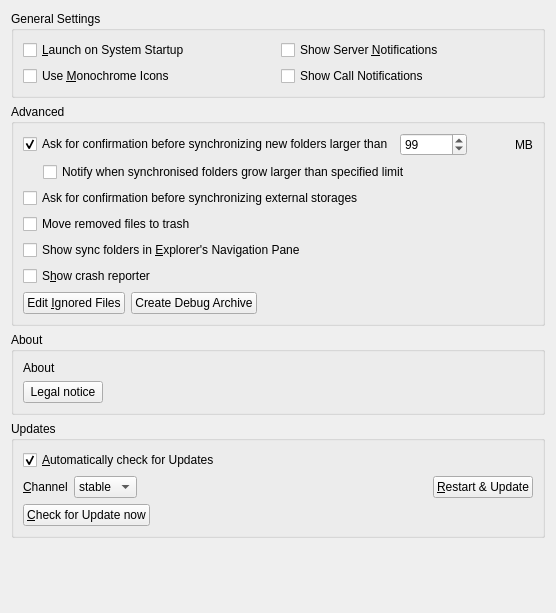
Before: the Qt Designer form src/gui/generalsettings.ui in nextcloud/desktop, drawn with Qt 5.
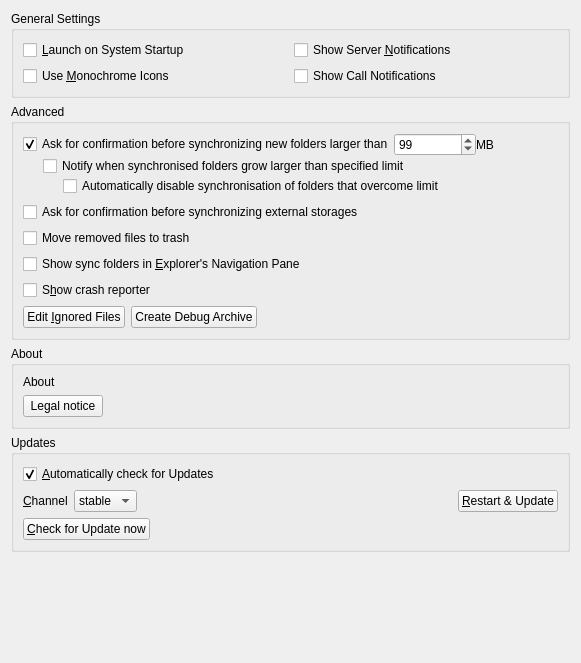
After: the same form once the commit is applied.

Commit message: Add UI element in general settings to stop syncing existing folders that have now overcome limit

Diff of the .ui file:
```diff
--- a/src/gui/generalsettings.ui
+++ b/src/gui/generalsettings.ui
@@ -6,8 +6,8 @@
    <rect>
     <x>0</x>
     <y>0</y>
-    <width>556</width>
-    <height>613</height>
+    <width>581</width>
+    <height>663</height>
    </rect>
   </property>
   <property name="windowTitle">
@@ -223,6 +223,9 @@
      <layout class="QVBoxLayout" name="verticalLayout">
       <item>
        <layout class="QVBoxLayout" name="verticalLayout_4">
+        <property name="spacing">
+         <number>0</number>
+        </property>
         <item>
          <layout class="QHBoxLayout" name="horizontalLayout_3">
           <item>
@@ -245,19 +248,6 @@
             </property>
            </widget>
           </item>
-          <item>
-           <spacer name="horizontalSpacer">
-            <property name="orientation">
-             <enum>Qt::Horizontal</enum>
-            </property>
-            <property name="sizeHint" stdset="0">
-             <size>
-              <width>40</width>
-              <height>20</height>
-             </size>
-            </property>
-           </spacer>
-          </item>
           <item>
            <widget class="QLabel" name="label">
             <property name="text">
@@ -294,6 +284,33 @@
           </item>
          </layout>
         </item>
+        <item>
+         <layout class="QHBoxLayout" name="horizontalLayout">
+          <item>
+           <spacer name="horizontalSpacer_5">
+            <property name="orientation">
+             <enum>Qt::Horizontal</enum>
+            </property>
+            <property name="sizeType">
+             <enum>QSizePolicy::Fixed</enum>
+            </property>
+            <property name="sizeHint" stdset="0">
+             <size>
+              <width>40</width>
+              <height>20</height>
+             </size>
+            </property>
+           </spacer>
+          </item>
+          <item>
+           <widget class="QCheckBox" name="stopExistingFolderNowBigSyncCheckBox">
+            <property name="text">
+             <string>Automatically disable synchronisation of folders that overcome limit</string>
+            </property>
+           </widget>
+          </item>
+         </layout>
+        </item>
        </layout>
       </item>
       <item>
```
The commit also changes 1 other file.
